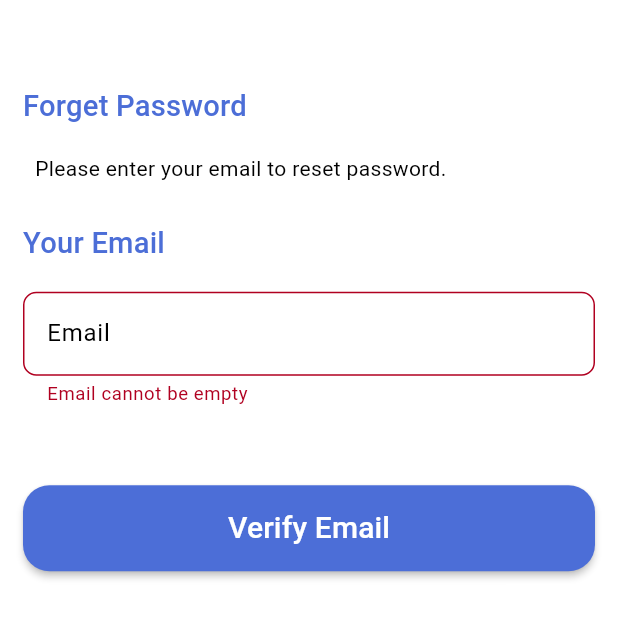
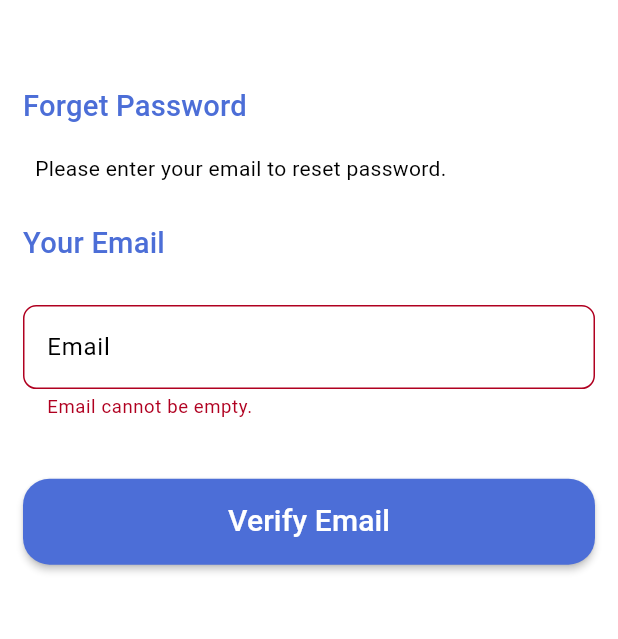
Before and after one commit to maryamayman21/edu_plat, a Flutter app: the Forgetpassword screen opened by its route, after a tap on "Verify Email", on a phone screen of 412 x 824 dp, the part 80-719 px from its top. Run offline on Flutter 3.47's test engine with Material 3 defaults, Android fonts, the light colour scheme and no system bars; our stand-ins replace bloc, chat_bubbles, chewie, cloud_firestore, dartz, date_field and 29 more; missing offline and left inert: duration_picker, internet_file, no_screenshot, password_strength_checker, pdfx; accounts and stored records are empty; network calls fail.

Commit message:
+ monster link for chat/gpa + modify messages + login/register input constraints messages + fix navigation issues

```diff
--- a/lib/core/constant/constant.dart
+++ b/lib/core/constant/constant.dart
@@ -41,5 +41,8 @@ static const String  getMaterialEndpoint   = 'https://great-hot-impala.ngrok-fre
 static const String  getStudentDegreesEndpoint   = '/api/Exams/GetExamResults/';
 static const String  getUserNotificationEndpoint   = '/api/Notification/notifications';
 static const String  doctorUpdateVideoEndpoint   = '/api/Videos/UpdateVideo';
+static const String  getStudentsForDoctorEndpoint   = '/api/Chat/GetStudentsForDoctor/students';
+static const String  getGroupChatEndpoint   = '/api/Chat/GetGroupChat/groupChat/';
+static const String  getDoctorsForStudentEndpoint   = '/api/Chat/GetDoctorsForStudent/doctors';
 
 }
--- a/lib/core/utils/validations/email_validation.dart
+++ b/lib/core/utils/validations/email_validation.dart
@@ -3,9 +3,9 @@ String? isEmailValide(String? value) {
   final emailRegExp = RegExp(r'^[a-zA-Z0-9][a-zA-Z0-9_]*@sci\.asu\.edu\.eg$');
 
   if (value!.trim().isEmpty || value == null) {
-    return 'Email cannot be empty';
+    return 'Email cannot be empty.';
   } else if (!emailRegExp.hasMatch(value)) {
-    return 'Please enter a valid email address';
+    return 'Please enter a valid email address.';
   }
   return null;
 }
--- a/lib/presentation/Doctor/features/course_details/data/data_source/remote_data_source.dart
+++ b/lib/presentation/Doctor/features/course_details/data/data_source/remote_data_source.dart
@@ -29,8 +29,8 @@ class CourseDetailsRemoteDataSourceImpl extends CourseDetailsRemoteDataSource {
 
   @override
   Future<FetchFileResponse> fetchCourseFiles(FetchFileRequest request) async{
-    print('printing from remote data source : ${request.type}');
-    var response = await  apiService.getFromUrl(endPoint: 'https://great-hot-impala.ngrok-free.app/api/Materials/Get-Material-ByType/courseCode/typeFile?courseCode=${request.courseCode}&typeFile=${request.type}');
+   // print('printing from remote data source : ${request.type}');
+    var response = await  apiService.getFromUrl(endPoint: '${ApiConstants.baseUrl}/api/Materials/Get-Material-ByType/courseCode/typeFile?courseCode=${request.courseCode}&typeFile=${request.type}');
     return FetchFileResponse.fromJson(response.data , request.type);
   }
   @override
--- a/lib/presentation/Doctor/screen/chat/ConversationDoctor/repo/chat_Repo.dart
+++ b/lib/presentation/Doctor/screen/chat/ConversationDoctor/repo/chat_Repo.dart
@@ -1,19 +1,19 @@
 import 'package:dio/dio.dart';
+import 'package:edu_platt/core/constant/constant.dart';
 import 'package:edu_platt/presentation/Doctor/screen/chat/ConversationDoctor/StudentModel/model.dart';
 
 class DoctorChatRepository {
   final Dio dio = Dio();
-  final String baseUrl = "https://great-hot-impala.ngrok-free.app/api/Chat";
+  final String baseUrl = ApiConstants.baseUrl;
 
   Future<List<StudentModel>> getStudents(String token) async {
     final response = await dio.get(
-      "https://great-hot-impala.ngrok-free.app/api/Chat/GetStudentsForDoctor/students",
+      "$baseUrl${ApiConstants.getStudentsForDoctorEndpoint}",
       options: Options(headers: {"Authorization": "Bearer $token"}),
     );
 
     if (response.statusCode == 200) {
       List<dynamic> data = response.data;
-
       return data.map((json) => StudentModel.fromJson(json as Map<String, dynamic>)).toList();
     } else {
       throw Exception("Failed to load student");
--- a/lib/presentation/Student/screen/CourseDetails/doctor_courses.dart
+++ b/lib/presentation/Student/screen/CourseDetails/doctor_courses.dart
@@ -7,6 +7,7 @@ import 'package:edu_platt/presentation/Student/screen/CourseDetails/presentation
 import 'package:edu_platt/presentation/Student/screen/CourseDetails/presentation/widgets/doctor_courses.dart';
 import 'package:edu_platt/presentation/courses/domain/entity/course_entity.dart';
 import 'package:edu_platt/presentation/sharedWidget/image_container.dart';
+import 'package:edu_platt/presentation/sharedWidget/text_error.dart';
 import 'package:flutter/material.dart';
 import 'package:flutter_bloc/flutter_bloc.dart';
 import 'package:internet_connection_checker/internet_connection_checker.dart';
@@ -36,7 +37,9 @@ class _DoctorCoursesState extends State<DoctorCoursesScreen> {
                 Column(
                   children: [
                     const ImageContainer(),
-                    Expanded(
+                     doctorCourses.isEmpty? Align(
+                         alignment: Alignment.center,
+                         child: TextError(errorMessage: 'No doctor has registered ${widget.courseDetail.courseCode} yet')): Expanded(
                       child: ListView.builder(
                         itemBuilder: (context, index) {
                          return   DoctorCoursesWidget(
--- a/lib/presentation/Student/screen/GPA/repo/repo.dart
+++ b/lib/presentation/Student/screen/GPA/repo/repo.dart
@@ -1,10 +1,11 @@
 import 'package:dio/dio.dart';
+import 'package:edu_platt/core/constant/constant.dart';
 import 'package:edu_platt/presentation/Student/screen/GPA/model/model.dart';
 
 class GPARepository {
   final Dio dio = Dio();
-  final String getGpaUrl = 'https://great-hot-impala.ngrok-free.app/api/GPA/GetGPA';
-  final String updateGpaUrl = 'https://great-hot-impala.ngrok-free.app/api/GPA/UpdateGPA';
+  final String getGpaUrl = '${ApiConstants.baseUrl}/api/GPA/GetGPA';
+  final String updateGpaUrl = '${ApiConstants.baseUrl}/api/GPA/UpdateGPA';
 
   Future<GpaModel> fetchGpa(String token) async {
     try {
@@ -19,6 +20,7 @@ class GPARepository {
   }
 
   Future<GpaModel> updateGpa(double  gpa, String token) async {
+   print('UPDTAE GPA IN SERVER');
     try {
       final response = await dio.post(
         updateGpaUrl,
--- a/lib/presentation/Student/screen/Private_chat/Conversation/repo/chat_Repo.dart
+++ b/lib/presentation/Student/screen/Private_chat/Conversation/repo/chat_Repo.dart
@@ -1,13 +1,14 @@
 import 'package:dio/dio.dart';
+import 'package:edu_platt/core/constant/constant.dart';
 import 'package:edu_platt/presentation/Student/screen/Private_chat/Conversation/doctorModel/modelDoctor.dart';
 
 class ChatRepository {
   final Dio dio = Dio();
-  final String baseUrl = "https://great-hot-impala.ngrok-free.app/api/Chat";
+  final String baseUrl = ApiConstants.baseUrl;
 
   Future<List<DoctorModel>> getDoctors(String token) async {
     final response = await dio.get(
-      "https://great-hot-impala.ngrok-free.app/api/Chat/GetDoctorsForStudent/doctors",
+      "$baseUrl${ApiConstants.getDoctorsForStudentEndpoint}",
       options: Options(headers: {"Authorization": "Bearer $token"}),
     );
 
--- a/lib/presentation/Student/screen/group_chat/cubit/Group_Cubit.dart
+++ b/lib/presentation/Student/screen/group_chat/cubit/Group_Cubit.dart
@@ -1,5 +1,6 @@
 import 'dart:convert';
 
+import 'package:edu_platt/core/constant/constant.dart';
 import 'package:edu_platt/presentation/Student/screen/group_chat/cubit/state.dart';
 import 'package:edu_platt/presentation/Student/screen/group_chat/model/GroupChatModel.dart';
 import 'package:flutter_bloc/flutter_bloc.dart';
@@ -17,7 +18,7 @@ class GroupChatCubit extends Cubit<GroupChatState> {
     try {
       final token = await tokenService.getToken();
 
-      final url = "https://great-hot-impala.ngrok-free.app/api/Chat/GetGroupChat/groupChat/$courseCode";
+      final url = "${ApiConstants.baseUrl}${ApiConstants.getGroupChatEndpoint}$courseCode";
 
       final response = await http.get(
         Uri.parse(url),
--- a/lib/presentation/Student/screen/levels/presentation/StudentviewAllCourses.dart
+++ b/lib/presentation/Student/screen/levels/presentation/StudentviewAllCourses.dart
@@ -47,7 +47,7 @@ class StudentViewallcourses extends StatelessWidget {
               onPressed: () {
                 //Navigation to Courses screen
                 Navigator.pushReplacementNamed(
-                    context, AppRouters.doctorHomeRoute);
+                    context, AppRouters.HomeStudent);
               },
             ),
             body: BlocListener<DialogCubit, dynamic>(
@@ -82,7 +82,7 @@ class StudentViewallcourses extends StatelessWidget {
                       children: [
                         SizedBox(height: 15.h),
                         CoursesGrid(
-                          page: AppRouters.doctorCourseDetailsRoute,
+                          page:AppRouters.doctorCoursesScreen, ///TODO::////
                           courses: state.courses,
                           viewAll: true,
                         ),
--- a/lib/presentation/forgetAndResetPassword/presentation/forgetPassword.dart
+++ b/lib/presentation/forgetAndResetPassword/presentation/forgetPassword.dart
@@ -42,13 +42,11 @@ class _ForgetpasswordState extends State<Forgetpassword> {
                 child: BlocListener<ForgetPassCubit, ForgetPassState>(
                     listener: (context, state) {
                       if (state is ForgetPassSuccess) {
-                        print('Message: ${state.message}');
                         Navigator.pushReplacementNamed(
                           context, AppRouters.verifyPassword,
                          arguments:  emailController.text
                         );
                       } else if (state is ForgetPassFailure) {
-                        print('Error: ${state.error}');
                         ScaffoldMessenger.of(context).showSnackBar(
                           SnackBar(content: Text(state.error)),
                         );
@@ -118,8 +116,6 @@ class _ForgetpasswordState extends State<Forgetpassword> {
                                               onPressed: state is ForgetPassLoading
                                                   ? (){}
                                                   : () {
-                                                print('Done');
-                                                print(emailController.text);
                                                 if (formKey.currentState
                                                     ?.validate() == false)
                                                   return;
--- a/lib/presentation/forgetAndResetPassword/presentation/setPassword.dart
+++ b/lib/presentation/forgetAndResetPassword/presentation/setPassword.dart
@@ -61,7 +61,6 @@ class _SetpasswordState extends State<Setpassword> {
                     AppRouters.passwordResetSuccess,
                   );
                 } else if (state is ForgetPassFailure) {
-                  print('Error: ${state.error}');
                   ScaffoldMessenger.of(context).showSnackBar(
                     SnackBar(content: Text(state.error)),
                   );
--- a/lib/presentation/forgetAndResetPassword/presentation/verifyPassword.dart
+++ b/lib/presentation/forgetAndResetPassword/presentation/verifyPassword.dart
@@ -41,7 +41,7 @@ class _VerifypasswordState extends State<Verifypassword> {
           listener: (context, state) {
             if (state is ForgetPassSuccess) {
               ScaffoldMessenger.of(context).showSnackBar(
-                const SnackBar(content: Text('OTP sent successfully')),
+                SnackBar(content: Text(state.message)),
               );
 
             }
@@ -53,7 +53,6 @@ class _VerifypasswordState extends State<Verifypassword> {
               );
             }
             else if (state is ForgetPassFailure) {
-              print('Error: ${state.error}');
               ScaffoldMessenger.of(context).showSnackBar(
                 SnackBar(content: Text(state.error)),
               );
--- a/lib/presentation/sharedWidget/custom_textfield.dart
+++ b/lib/presentation/sharedWidget/custom_textfield.dart
@@ -15,7 +15,7 @@ class CustomTextfield extends StatelessWidget {
   Widget build(BuildContext context) {
     return
        Padding(
-         padding:  EdgeInsets.symmetric(vertical: 15.h),
+         padding:  EdgeInsets.only(top: 25.h),
          child: TextFormField(
           controller: controller,
           keyboardType: keyboardType,
```
Also changed, not shown: lib/presentation/Auth/cubit/auth_cubit.dart (+14 -9 lines), lib/presentation/Auth/presentation/loginStudent/loginStudent.dart (+5 -2 lines), lib/presentation/Auth/presentation/register/register.dart (+26 -2 lines), lib/presentation/Auth/presentation/register/verify_email.dart (+4 -5 lines), lib/presentation/Doctor/screen/chat/ChatListDoctor.dart (+8 -8 lines), lib/presentation/forgetAndResetPassword/cubit/forget_pass_cubit.dart (+11 -3 lines).
